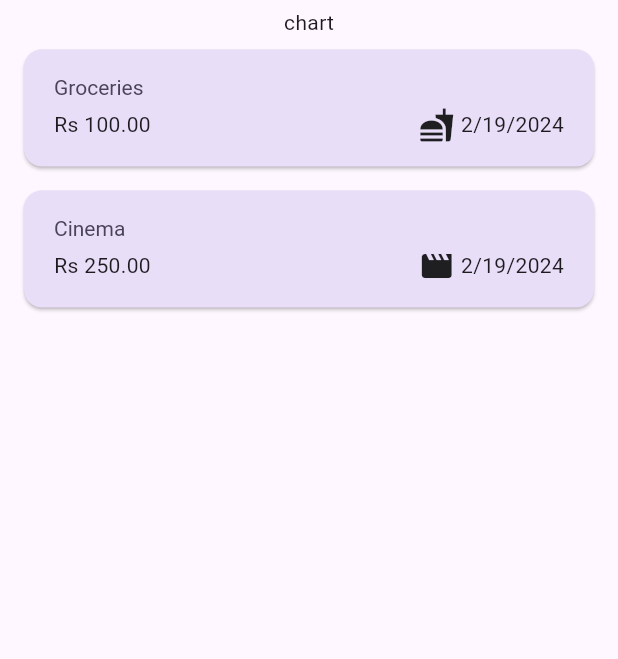
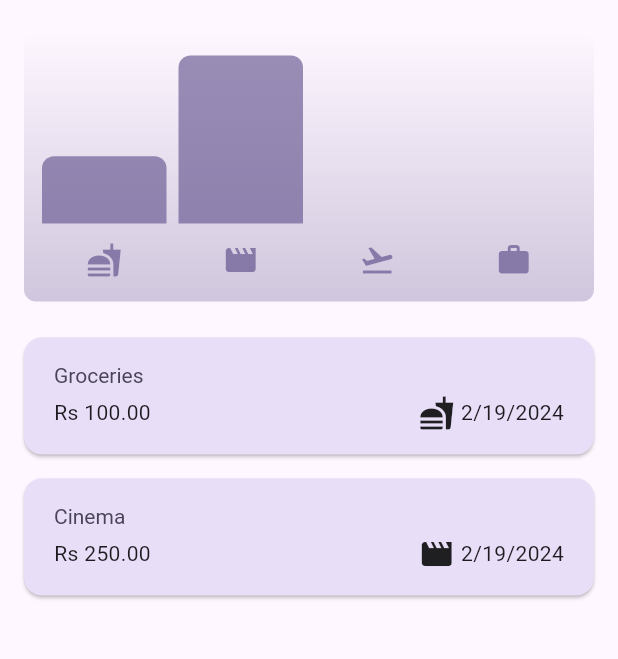
Before and after one commit to rafaykhokhar/Expense-Tracker, a Flutter app: the screen it shows after launch, on a phone screen of 412 x 824 dp, the part 84-743 px from its top. Run offline on Flutter 3.47's test engine with Material 3 defaults, Android fonts, the phone set to English and light mode, and no system bars.

```diff
--- a/expense_tracker/lib/models/expense.dart
+++ b/expense_tracker/lib/models/expense.dart
@@ -13,7 +13,6 @@ const categoryIcons = {
   Category.travel: Icons.flight_takeoff,
   Category.leisure: Icons.movie,
   Category.work: Icons.work,
-
 };
 
 class Expense {
@@ -35,8 +34,22 @@ class Expense {
   }
 }
 
-class ExpenseBucket{
+class ExpenseBucket {
   const ExpenseBucket({required this.category, required this.expenses});
+
+  ExpenseBucket.forCategory(List<Expense> allExpenses, this.category)
+      : expenses = allExpenses
+            .where((expense) => expense.category == category)
+            .toList();
+
   final Category category;
-  final  List<Expense> expenses;
+  final List<Expense> expenses;
+
+  double get totalExpenses {
+    double sum = 0;
+    for (final expense in expenses) {
+      sum += expense.amount;
+    }
+    return sum;
+  }
 }
--- /dev/null
+++ b/expense_tracker/lib/widgets/chart/chart.dart
@@ -0,0 +1,96 @@
+import 'package:flutter/material.dart';
+
+import 'package:expense_tracker/widgets/chart/chart_bar.dart';
+
+import 'package:expense_tracker/models/expense.dart';
+
+class Chart extends StatelessWidget {
+  const Chart({super.key, required this.expenses});
+
+  final List<Expense> expenses;
+
+  List<ExpenseBucket> get buckets {
+    return [
+      ExpenseBucket.forCategory(expenses, Category.food),
+      ExpenseBucket.forCategory(expenses, Category.leisure),
+      ExpenseBucket.forCategory(expenses, Category.travel),
+      ExpenseBucket.forCategory(expenses, Category.work),
+    ];
+  }
+
+  double get maxTotalExpense {
+    double maxTotalExpense = 0;
+
+    for (final bucket in buckets) {
+      if (bucket.totalExpenses > maxTotalExpense) {
+        maxTotalExpense = bucket.totalExpenses;
+      }
+    }
+
+    return maxTotalExpense;
+  }
+
+  @override
+  Widget build(BuildContext context) {
+    final isDarkMode =
+        MediaQuery.of(context).platformBrightness == Brightness.dark;
+    return Container(
+      margin: const EdgeInsets.all(16),
+      padding: const EdgeInsets.symmetric(
+        vertical: 16,
+        horizontal: 8,
+      ),
+      width: double.infinity,
+      height: 180,
+      decoration: BoxDecoration(
+        borderRadius: BorderRadius.circular(8),
+        gradient: LinearGradient(
+          colors: [
+            Theme.of(context).colorScheme.primary.withOpacity(0.3),
+            Theme.of(context).colorScheme.primary.withOpacity(0.0)
+          ],
+          begin: Alignment.bottomCenter,
+          end: Alignment.topCenter,
+        ),
+      ),
+      child: Column(
+        children: [
+          Expanded(
+            child: Row(
+              crossAxisAlignment: CrossAxisAlignment.end,
+              children: [
+                for (final bucket in buckets) // alternative to map()
+                  ChartBar(
+                    fill: bucket.totalExpenses == 0
+                        ? 0
+                        : bucket.totalExpenses / maxTotalExpense,
+                  )
+              ],
+            ),
+          ),
+          const SizedBox(height: 12),
+          Row(
+            children: buckets
+                .map(
+                  (bucket) => Expanded(
+                    child: Padding(
+                      padding: const EdgeInsets.symmetric(horizontal: 4),
+                      child: Icon(
+                        categoryIcons[bucket.category],
+                        color: isDarkMode
+                            ? Theme.of(context).colorScheme.secondary
+                            : Theme.of(context)
+                                .colorScheme
+                                .primary
+                                .withOpacity(0.7),
+                      ),
+                    ),
+                  ),
+                )
+                .toList(),
+          )
+        ],
+      ),
+    );
+  }
+}
--- /dev/null
+++ b/expense_tracker/lib/widgets/chart/chart_bar.dart
@@ -0,0 +1,34 @@
+import 'package:flutter/material.dart';
+
+class ChartBar extends StatelessWidget {
+  const ChartBar({
+    super.key,
+    required this.fill,
+  });
+
+  final double fill;
+
+  @override
+  Widget build(BuildContext context) {
+    final isDarkMode =
+        MediaQuery.of(context).platformBrightness == Brightness.dark;
+    return Expanded(
+      child: Padding(
+        padding: const EdgeInsets.symmetric(horizontal: 4),
+        child: FractionallySizedBox(
+          heightFactor: fill,
+          child: DecoratedBox(
+            decoration: BoxDecoration(
+              shape: BoxShape.rectangle,
+              borderRadius:
+                  const BorderRadius.vertical(top: Radius.circular(8)),
+              color: isDarkMode
+                  ? Theme.of(context).colorScheme.secondary
+                  : Theme.of(context).colorScheme.primary.withOpacity(0.65),
+            ),
+          ),
+        ),
+      ),
+    );
+  }
+}
--- a/expense_tracker/lib/widgets/expenses.dart
+++ b/expense_tracker/lib/widgets/expenses.dart
@@ -2,6 +2,7 @@ import 'package:flutter/material.dart';
 import 'package:expense_tracker/models/expense.dart';
 import 'package:expense_tracker/widgets/expenses_list/expenses_list.dart';
 import 'package:expense_tracker/widgets/new_expense.dart';
+import 'package:expense_tracker/widgets/chart/chart.dart';
 
 class Expenses extends StatefulWidget {
   const Expenses({
@@ -78,7 +79,7 @@ class _ExpensesState extends State<Expenses> {
       body: Column(
         children: [
           const SizedBox(height: 05),
-          const Text('chart'),
+          Chart(expenses: _registeredExpenses),
           Expanded(child: mainContent)
         ],
       ),
```
